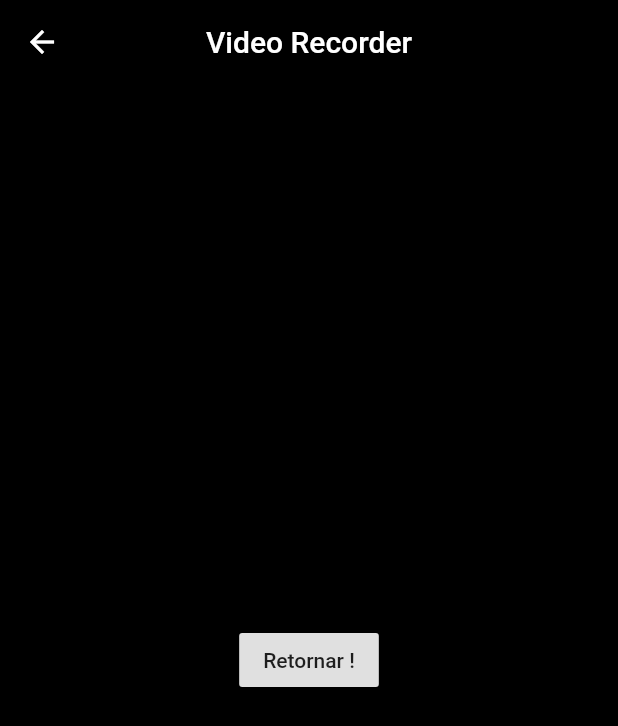
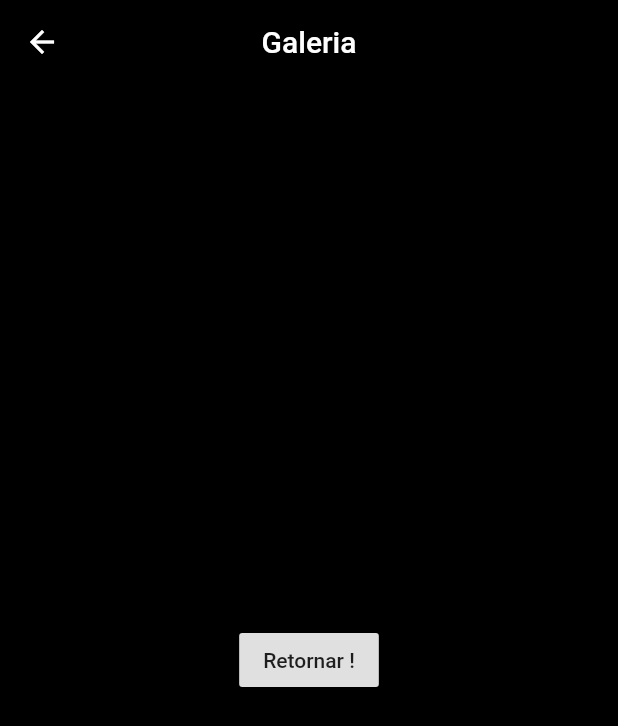
Before and after one commit to ElisangelaWendt/video_recorder, a Flutter app: the screen it shows after launch, after a tap on "Galeria", on a phone screen of 412 x 824 dp. Shown: the top 726 px of the screen. Run offline on Flutter 3.47's test engine with Material 2 defaults, Android fonts, the phone set to English and light mode, and no system bars.

Commit message:
segundo botão

```diff
--- a/lib/galeria.dart
+++ b/lib/galeria.dart
@@ -1,6 +1,6 @@
 import 'package:flutter/material.dart';
 
-class SegundaRota extends StatelessWidget {
+class Galeria extends StatelessWidget {
   @override
   Widget build(BuildContext context) {
     return Scaffold(
@@ -8,7 +8,7 @@ class SegundaRota extends StatelessWidget {
       appBar: AppBar(
         backgroundColor: Colors.black,
         centerTitle: true,
-        title: Text('Video Recorder'),
+        title: Text('Galeria'),
       ),
       body: Center(
         child: RaisedButton(
--- a/lib/main.dart
+++ b/lib/main.dart
@@ -3,7 +3,7 @@ import './galeria.dart';
 
 void main() {
   runApp(MaterialApp(
-    title: 'Video Recorder',
+    title: 'Navegação Básica',
     theme: ThemeData(primarySwatch: Colors.blue),
     home: Home(),
   ));
@@ -19,16 +19,45 @@ class Home extends StatelessWidget {
         title: Text('Video Recorder'),
       ),
       backgroundColor: Colors.black,
-      body: Center(
-        child: RaisedButton(
-          color: Colors.cyan[800],
-          child: Text('Galeria'),
-          onPressed: () {
-            Navigator.push(
-              context,
-              MaterialPageRoute(builder: (context) => SegundaRota()),
-            );
-          },
+      body: Align(
+        child: Column(
+          children: <Widget>[
+            TextButton(
+              style: TextButton.styleFrom(
+                backgroundColor: Colors.cyan[800],
+              ),
+              child: Text(
+                'Galeria',
+                style: TextStyle(
+                  color: Colors.white,
+                ),
+              ),
+              onPressed: () {
+                Navigator.push(
+                  context,
+                  MaterialPageRoute(builder: (context) => Galeria()),
+                );
+              },
+            ),
+            TextButton(
+              style: TextButton.styleFrom(
+                alignment: Alignment(0.0, 1.0),
+                backgroundColor: Colors.cyan[800],
+              ),
+              child: Text(
+                '+',
+                style: TextStyle(
+                  color: Colors.white,
+                ),
+              ),
+              onPressed: () {
+                Navigator.push(
+                  context,
+                  MaterialPageRoute(builder: (context) => Galeria()),
+                );
+              },
+            ),
+          ],
         ),
       ),
     );
```
